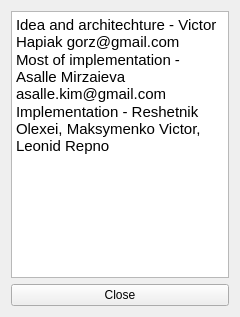
Above: desktop/gui/about.ui from LuxoftLab/ShareClipboard before the change. Below: the same form after it.
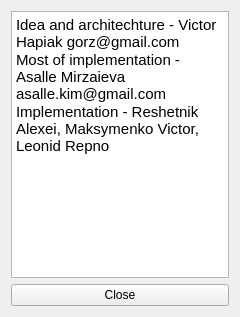
That is the form after the change.

The edit to the form file:
```diff
--- a/desktop/gui/about.ui
+++ b/desktop/gui/about.ui
@@ -23,7 +23,7 @@
 &lt;/style&gt;&lt;/head&gt;&lt;body style=&quot; font-family:'DejaVu Sans'; font-size:11pt; font-weight:96; font-style:normal;&quot;&gt;
 &lt;p style=&quot; margin-top:0px; margin-bottom:0px; margin-left:0px; margin-right:0px; -qt-block-indent:0; text-indent:0px;&quot;&gt;Idea and architechture - Victor Hapiak gorz@gmail.com&lt;/p&gt;
 &lt;p style=&quot; margin-top:0px; margin-bottom:0px; margin-left:0px; margin-right:0px; -qt-block-indent:0; text-indent:0px;&quot;&gt;Most of implementation - Asalle Mirzaieva asalle.kim@gmail.com&lt;/p&gt;
-&lt;p style=&quot; margin-top:0px; margin-bottom:0px; margin-left:0px; margin-right:0px; -qt-block-indent:0; text-indent:0px;&quot;&gt;Implementation - Reshetnik Olexei, Maksymenko Victor, Leonid Repno&lt;/p&gt;&lt;/body&gt;&lt;/html&gt;</string>
+&lt;p style=&quot; margin-top:0px; margin-bottom:0px; margin-left:0px; margin-right:0px; -qt-block-indent:0; text-indent:0px;&quot;&gt;Implementation - Reshetnik Alexei, Maksymenko Victor, Leonid Repno&lt;/p&gt;&lt;/body&gt;&lt;/html&gt;</string>
      </property>
     </widget>
    </item>
```
